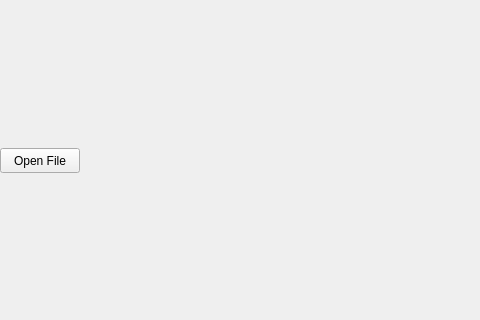
Before: the Qt Designer form Group Project/ScrumOfTheEarth/mainwindow.ui in yosmo78/ScrumOfTheEarth, drawn with Qt 5; both pictures show x 0 to 480 and y 142 to 462 of the 800 by 600 pixel window.
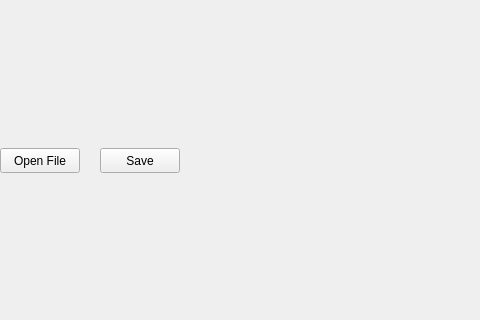
After: the same form once the commit is applied. Custom widgets are drawn as their Qt base class.

Commit message: Added save button but does nothing yet

Diff of the .ui file:
```diff
--- a/Group Project/ScrumOfTheEarth/mainwindow.ui
+++ b/Group Project/ScrumOfTheEarth/mainwindow.ui
@@ -37,6 +37,19 @@
      <string>Open File</string>
     </property>
    </widget>
+   <widget class="QPushButton" name="Save">
+    <property name="geometry">
+     <rect>
+      <x>100</x>
+      <y>290</y>
+      <width>80</width>
+      <height>25</height>
+     </rect>
+    </property>
+    <property name="text">
+     <string>Save</string>
+    </property>
+   </widget>
   </widget>
   <widget class="QMenuBar" name="menubar">
    <property name="geometry">
```
The commit also changes 4 other files.
